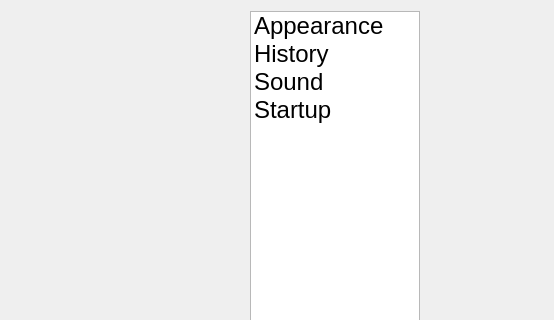
Qt form smushclient-qt/cpp/ui/settings/settings.ui (jnbooth/smushclient) before a commit; both pictures show x 0 to 554 and y 0 to 320 of the 670 by 640 pixel window.
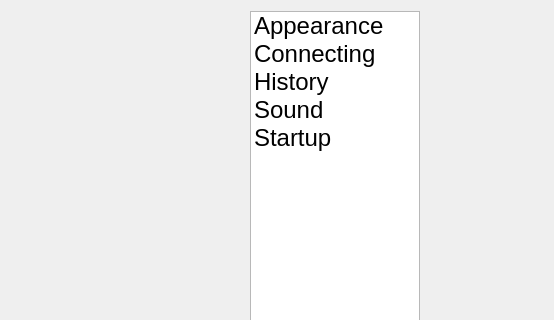
The same form after that commit. Icons and pictures are not drawn.

Diff of the .ui file:
```diff
--- a/smushclient-qt/cpp/ui/settings/settings.ui
+++ b/smushclient-qt/cpp/ui/settings/settings.ui
@@ -74,6 +74,15 @@
          <set>ItemIsSelectable|ItemIsEnabled</set>
         </property>
        </item>
+       <item>
+        <property name="text">
+         <string>Connecting</string>
+        </property>
+        <property name="icon">
+         <iconset resource="../../../resources/resources.qrc">
+          <normaloff>:/icons/world-details/connecting.svg</normaloff>:/icons/world-details/connecting.svg</iconset>
+        </property>
+       </item>
        <item>
         <property name="text">
          <string>History</string>
```
